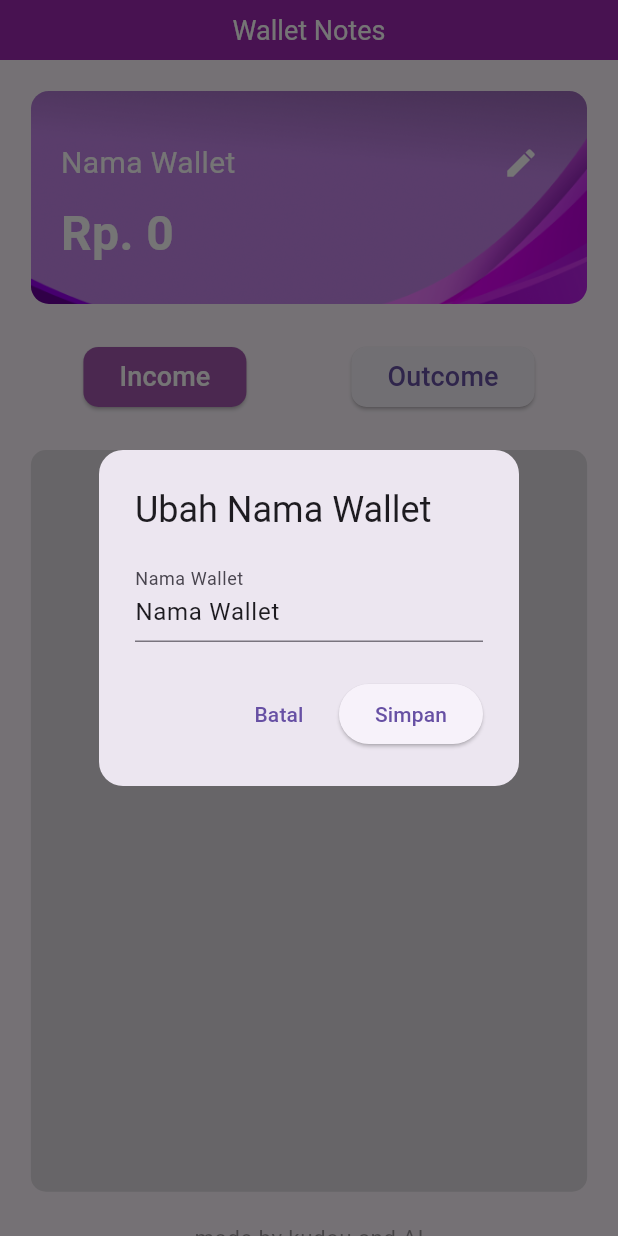
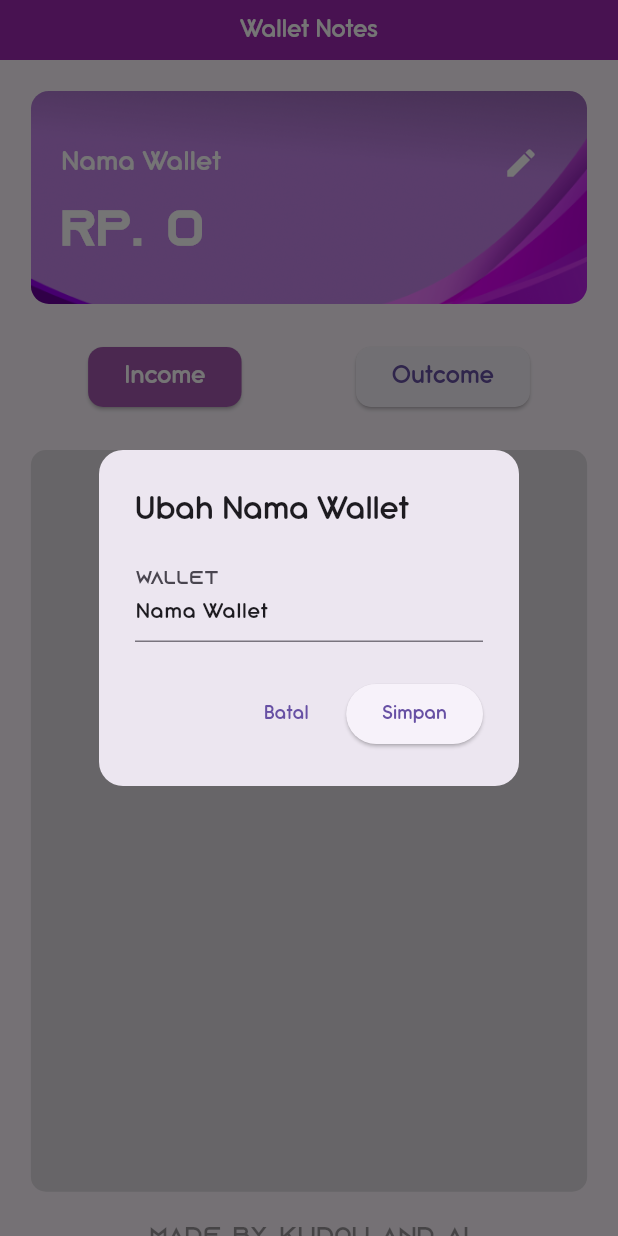
Before and after one commit to ZaraaKun/wallet_notes, a Flutter app: the screen it shows after launch, after a tap on the "edit" icon, on a phone screen of 412 x 824 dp. Run offline on Flutter 3.47's test engine with Material 3 defaults, Android fonts, the phone set to English and light mode, and no system bars; our stand-ins replace hive, hive_flutter, sliding_up_panel; missing offline and left inert: flutter_numeric_keyboard; accounts and stored records are empty.

Commit message:
update1.2.2(last)

```diff
--- a/lib/main.dart
+++ b/lib/main.dart
@@ -25,6 +25,7 @@ class MyApp extends StatelessWidget {
     return MaterialApp(
       title: 'Wallet Notes',
       theme: ThemeData(
+        fontFamily: 'Azonix',
         primarySwatch: Colors.blue,
         visualDensity: VisualDensity.adaptivePlatformDensity,
       ),
--- a/lib/screen/home_wallet.dart
+++ b/lib/screen/home_wallet.dart
@@ -89,13 +89,17 @@ class _WalletHomeState extends State<WalletHome> {
       context: context,
       builder: (ctx) {
         return AlertDialog(
-          title: Text('Ubah Nama Wallet'),
+          title: Text(
+            'Ubah Nama Wallet',
+            style: TextStyle(fontFamily: 'AntipastoPro'),
+          ),
           content: TextField(
+            style: TextStyle(fontFamily: 'AntipastoPro'),
             controller: TextEditingController(
                 text:
                     _walletBox.get('walletName', defaultValue: 'Nama Wallet')),
             decoration: InputDecoration(
-              labelText: 'Nama Wallet',
+              labelText: 'Wallet',
             ),
             onChanged: (value) {
               _walletBox.put('walletName', value);
@@ -103,13 +107,15 @@ class _WalletHomeState extends State<WalletHome> {
           ),
           actions: [
             TextButton(
-              child: Text('Batal'),
+              child:
+                  Text(style: TextStyle(fontFamily: 'AntipastoPro'), 'Batal'),
               onPressed: () {
                 Navigator.of(ctx).pop();
               },
             ),
             ElevatedButton(
-              child: Text('Simpan'),
+              child:
+                  Text(style: TextStyle(fontFamily: 'AntipastoPro'), 'Simpan'),
               onPressed: () {
                 setState(() {}); // Update nama wallet
                 Navigator.of(ctx).pop();
@@ -157,7 +163,10 @@ class _WalletHomeState extends State<WalletHome> {
             preferredSize: Size.fromHeight(40.0), // Atur tinggi yang diinginkan
             child: AppBar(
               title: Text('Wallet Notes'),
-              titleTextStyle: TextStyle(color: Colors.white, fontSize: 18),
+              titleTextStyle: TextStyle(
+                  color: Colors.white,
+                  fontSize: 18,
+                  fontFamily: ('AntipastoPro')),
               backgroundColor: Colors.purple,
               centerTitle: true,
             ),
@@ -199,7 +208,8 @@ class _WalletHomeState extends State<WalletHome> {
                                     'Income',
                                     style: TextStyle(
                                         fontSize: textScaleFactor * 18,
-                                        color: Colors.white),
+                                        color: Colors.white,
+                                        fontFamily: 'AntipastoPro'),
                                   ),
                                 ),
                                 ElevatedButton(
@@ -212,7 +222,8 @@ class _WalletHomeState extends State<WalletHome> {
                                   child: Text(
                                     'Outcome',
                                     style: TextStyle(
-                                        fontSize: textScaleFactor * 18),
+                                        fontSize: textScaleFactor * 18,
+                                        fontFamily: 'AntipastoPro'),
                                   ),
                                 ),
                               ],
--- a/lib/widget/info_wallet.dart
+++ b/lib/widget/info_wallet.dart
@@ -43,6 +43,7 @@ class WalletInfo extends StatelessWidget {
                 child: Text(
                   walletName, // Gunakan walletName di sini
                   style: TextStyle(
+                    fontFamily: 'AntipastoPro',
                     fontSize: textScaleFactor * 20,
                     fontWeight: FontWeight.normal,
                     color: Colors.white,
```
Also changed, not shown: lib/widget/history_wallet.dart (+20 -10 lines), lib/widget/input_slide.dart (+11 -4 lines), pubspec.yaml (+15 -10 lines), lib/fonts/AntipastoPro-Medium_trial.ttf (added), lib/fonts/Azonix.otf (added), lib/images/ixonwallet.png (added), 28 other files.
